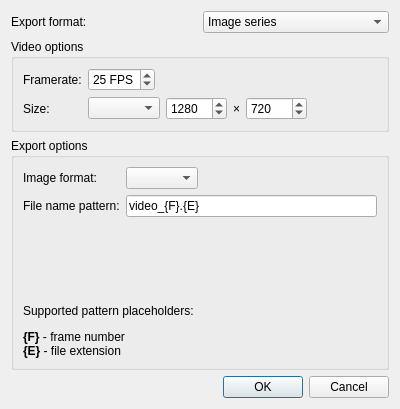
Before: the Qt Designer form src/client/ui/videoexport.ui in drawpile/Drawpile, drawn with Qt 5.
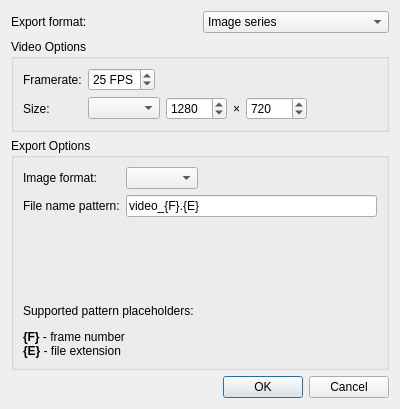
After: the same form once the commit is applied. Icons and pictures are not drawn.

Patch:
```diff
--- a/src/client/ui/videoexport.ui
+++ b/src/client/ui/videoexport.ui
@@ -42,7 +42,7 @@
    <item>
     <widget class="QGroupBox" name="groupBox_2">
      <property name="title">
-      <string>Video options</string>
+      <string>Video Options</string>
      </property>
      <property name="flat">
       <bool>true</bool>
@@ -160,7 +160,7 @@
    <item>
     <widget class="QGroupBox" name="groupBox">
      <property name="title">
-      <string>Export options</string>
+      <string>Export Options</string>
      </property>
      <property name="flat">
       <bool>true</bool>
```
